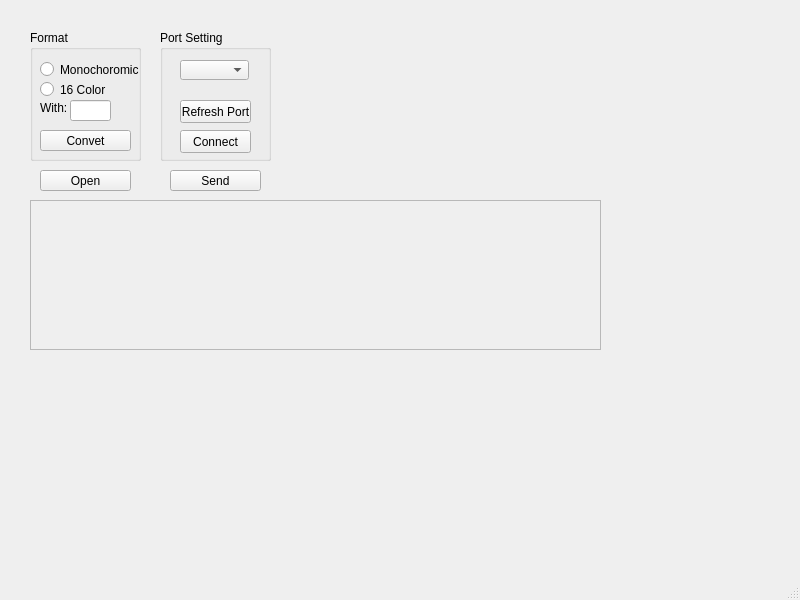
The window that mainwindow.ui (flishet/GUI-Bootloader) describes before a commit, drawn with Qt 5.
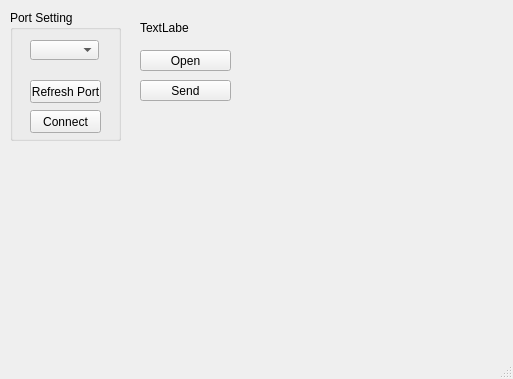
The same window after the commit.

```diff
--- a/mainwindow.ui
+++ b/mainwindow.ui
@@ -6,123 +6,19 @@
    <rect>
     <x>0</x>
     <y>0</y>
-    <width>800</width>
-    <height>600</height>
+    <width>513</width>
+    <height>379</height>
    </rect>
   </property>
   <property name="windowTitle">
    <string>MainWindow</string>
   </property>
   <widget class="QWidget" name="centralwidget">
-   <widget class="QGroupBox" name="groupBox">
-    <property name="geometry">
-     <rect>
-      <x>30</x>
-      <y>30</y>
-      <width>111</width>
-      <height>131</height>
-     </rect>
-    </property>
-    <property name="title">
-     <string>Format</string>
-    </property>
-    <widget class="QRadioButton" name="format_mono">
-     <property name="geometry">
-      <rect>
-       <x>10</x>
-       <y>30</y>
-       <width>101</width>
-       <height>19</height>
-      </rect>
-     </property>
-     <property name="text">
-      <string>Monochoromic</string>
-     </property>
-    </widget>
-    <widget class="QRadioButton" name="format_16color">
-     <property name="geometry">
-      <rect>
-       <x>10</x>
-       <y>50</y>
-       <width>84</width>
-       <height>19</height>
-      </rect>
-     </property>
-     <property name="text">
-      <string>16 Color</string>
-     </property>
-    </widget>
-    <widget class="QPushButton" name="btn_convert">
-     <property name="geometry">
-      <rect>
-       <x>10</x>
-       <y>100</y>
-       <width>91</width>
-       <height>21</height>
-      </rect>
-     </property>
-     <property name="text">
-      <string>Convet</string>
-     </property>
-    </widget>
-    <widget class="QLineEdit" name="lineEdit">
-     <property name="geometry">
-      <rect>
-       <x>40</x>
-       <y>70</y>
-       <width>41</width>
-       <height>21</height>
-      </rect>
-     </property>
-     <property name="inputMask">
-      <string/>
-     </property>
-     <property name="text">
-      <string/>
-     </property>
-    </widget>
-    <widget class="QLabel" name="label_2">
-     <property name="geometry">
-      <rect>
-       <x>10</x>
-       <y>70</y>
-       <width>31</width>
-       <height>16</height>
-      </rect>
-     </property>
-     <property name="text">
-      <string>With:</string>
-     </property>
-    </widget>
-   </widget>
-   <widget class="QScrollArea" name="scrollArea">
-    <property name="geometry">
-     <rect>
-      <x>30</x>
-      <y>200</y>
-      <width>571</width>
-      <height>150</height>
-     </rect>
-    </property>
-    <property name="widgetResizable">
-     <bool>true</bool>
-    </property>
-    <widget class="QWidget" name="scrollAreaWidgetContents">
-     <property name="geometry">
-      <rect>
-       <x>0</x>
-       <y>0</y>
-       <width>569</width>
-       <height>148</height>
-      </rect>
-     </property>
-    </widget>
-   </widget>
    <widget class="QPushButton" name="btn_open">
     <property name="geometry">
      <rect>
-      <x>40</x>
-      <y>170</y>
+      <x>140</x>
+      <y>50</y>
       <width>91</width>
       <height>21</height>
      </rect>
@@ -134,8 +30,8 @@
    <widget class="QGroupBox" name="groupBox_2">
     <property name="geometry">
      <rect>
-      <x>160</x>
-      <y>30</y>
+      <x>10</x>
+      <y>10</y>
       <width>111</width>
       <height>131</height>
      </rect>
@@ -189,8 +85,8 @@
    <widget class="QPushButton" name="btn_send">
     <property name="geometry">
      <rect>
-      <x>170</x>
-      <y>170</y>
+      <x>140</x>
+      <y>80</y>
       <width>91</width>
       <height>21</height>
      </rect>
@@ -199,6 +95,19 @@
      <string>Send</string>
     </property>
    </widget>
+   <widget class="QLabel" name="label">
+    <property name="geometry">
+     <rect>
+      <x>140</x>
+      <y>20</y>
+      <width>49</width>
+      <height>16</height>
+     </rect>
+    </property>
+    <property name="text">
+     <string>TextLabel</string>
+    </property>
+   </widget>
   </widget>
   <widget class="QStatusBar" name="statusbar"/>
  </widget>
```
